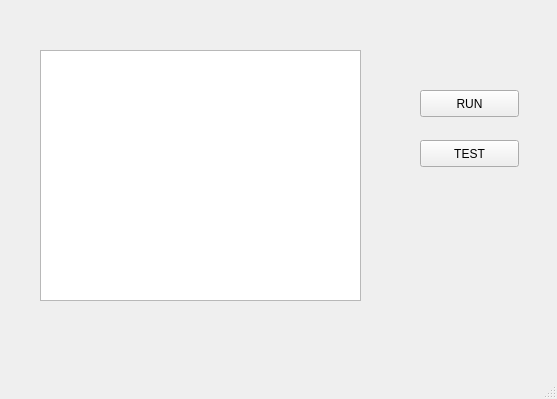
Before: the Qt Designer form src/q_test.ui in linming-pan/QT_example, drawn with Qt 5.
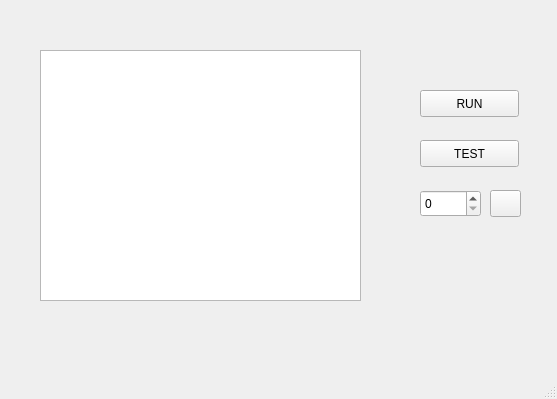
After: the same form once the commit is applied.

Commit message: Add spinbox and Q_OBJECT macro

Diff of the .ui file:
```diff
--- a/src/q_test.ui
+++ b/src/q_test.ui
@@ -50,6 +50,29 @@
      </rect>
     </property>
    </widget>
+   <widget class="QSpinBox" name="spinBox">
+    <property name="geometry">
+     <rect>
+      <x>420</x>
+      <y>190</y>
+      <width>61</width>
+      <height>27</height>
+     </rect>
+    </property>
+   </widget>
+   <widget class="QPushButton" name="pushButton_3">
+    <property name="geometry">
+     <rect>
+      <x>490</x>
+      <y>190</y>
+      <width>31</width>
+      <height>27</height>
+     </rect>
+    </property>
+    <property name="text">
+     <string/>
+    </property>
+   </widget>
   </widget>
   <widget class="QMenuBar" name="menubar">
    <property name="geometry">
```
The commit also changes 4 other files.
